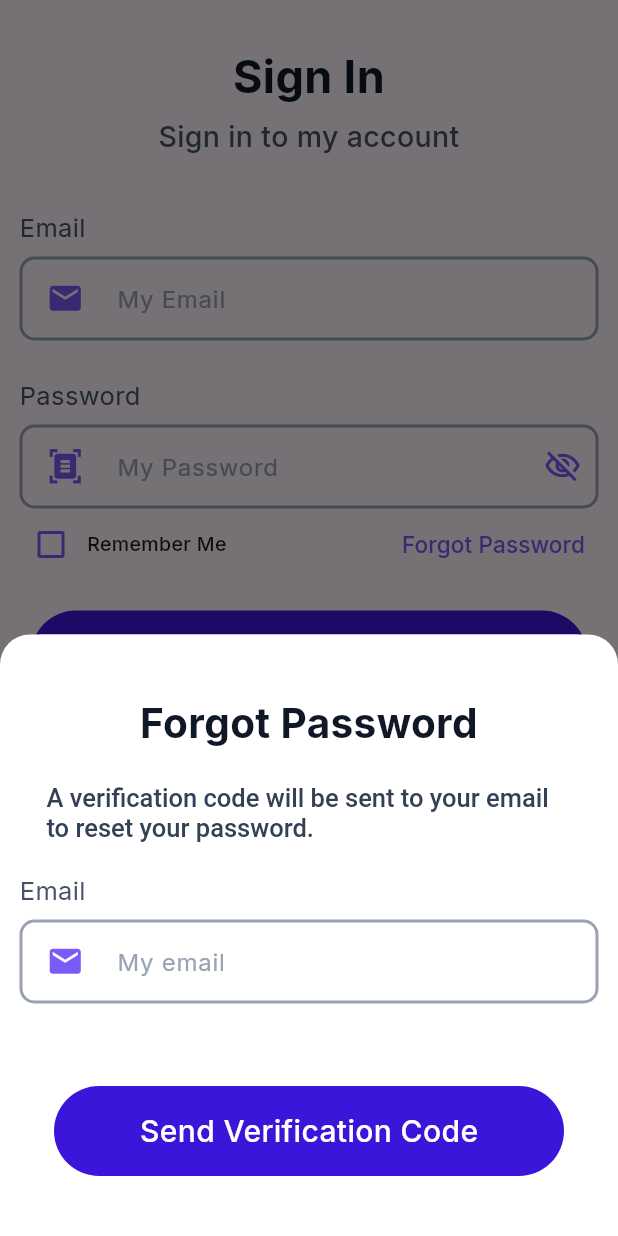
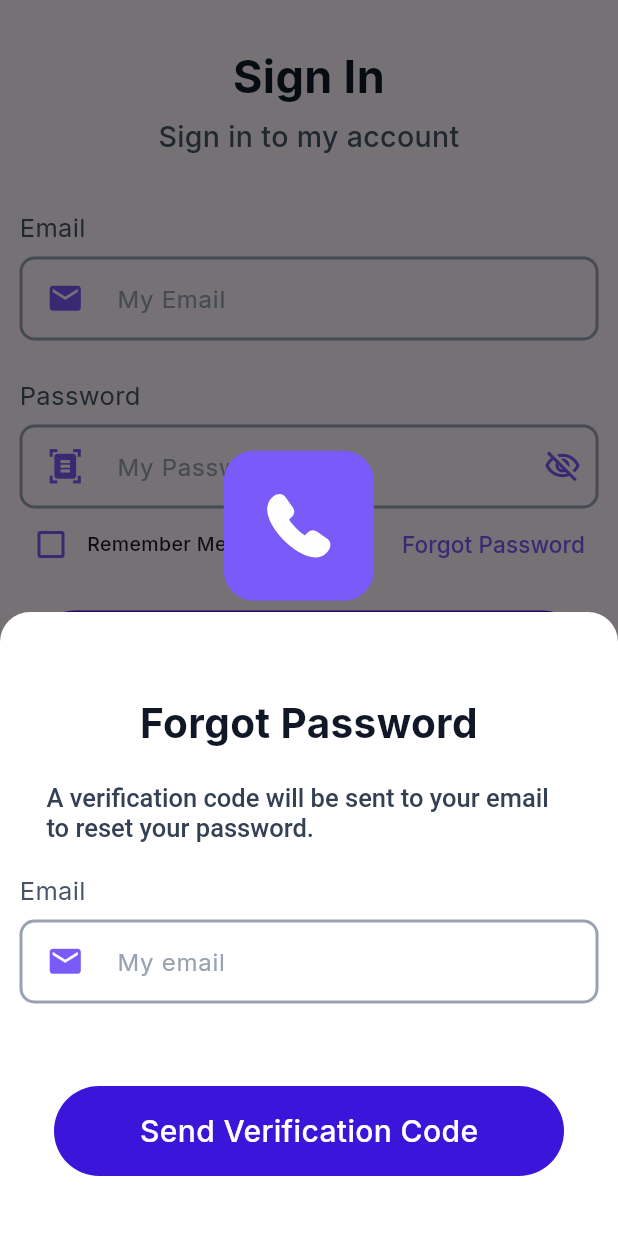
Before and after one commit to sammy002621/ui_hr_task_management, a Flutter app: the SignInPage screen opened directly, after a tap on "Forgot Password", on a phone screen of 412 x 824 dp. Run offline on Flutter 3.47's test engine with Material 3 defaults, Android fonts, the phone set to English and light mode, and no system bars; our stand-ins replace dotted_border, flutter_bloc, flutter_otp_text_field, flutter_svg, google_fonts, hugeicons and 1 more; missing offline and left inert: avatar_stack.

Commit message:
finished centered container modal sheet

```diff
--- a/lib/core/configs/assets/app_vectors.dart
+++ b/lib/core/configs/assets/app_vectors.dart
@@ -53,4 +53,13 @@ class AppVectors {
 
       static final leave_review_logo =
       "${basePath}leave_review_logo$ext";
+
+      static final centered_phone_icon =
+      "${basePath}centered_phone_icon$ext";
+
+      static final centered_mail_icon =
+      "${basePath}centered_mail_icon$ext";
+
+      static final centered_profile_icon =
+      "${basePath}centered_profile_icon$ext";
 }
--- a/lib/presentation/auth/signin/pages/sign_in_page.dart
+++ b/lib/presentation/auth/signin/pages/sign_in_page.dart
@@ -2,6 +2,7 @@ import 'package:flutter/gestures.dart';
 import 'package:flutter/material.dart';
 import 'package:flutter_otp_text_field/flutter_otp_text_field.dart';
 import 'package:workmate/common/button/custom_button.dart';
+import 'package:workmate/core/configs/assets/app_vectors.dart';
 import 'package:workmate/core/configs/theme/app_colors.dart';
 import 'package:workmate/presentation/auth/signin/pages/sign_in_emp_page.dart';
 import 'package:workmate/presentation/auth/signin/pages/sign_in_phone_page.dart';
@@ -39,6 +40,7 @@ class _SignInPageState extends State<SignInPage> {
 
   void forgotPassword() {
     showModalBottomSheet(
+        backgroundColor: Colors.transparent,
         context: context,
         builder: (context) {
           return CustomModalSheet(
@@ -68,13 +70,16 @@ class _SignInPageState extends State<SignInPage> {
                   onTap: forgotPassword2,
                   width: 340,
                   height: 60),
-              isTextorButton: false);
+              isTextorButton: false,
+              iconPath: AppVectors.centered_phone_icon,
+              );
         });
   }
 
   void forgotPassword2() {
     Navigator.pop(context);
     showModalBottomSheet(
+      backgroundColor: Colors.transparent,
         context: context,
         builder: (context) {
           return CustomModalSheet(
@@ -153,13 +158,16 @@ class _SignInPageState extends State<SignInPage> {
                   onTap: forgotPassword3,
                   width: 340,
                   height: 60),
-              isTextorButton: false);
+              isTextorButton: false,
+              iconPath: AppVectors.centered_phone_icon,
+              );
         });
   }
 
   void forgotPassword3() {
     Navigator.pop(context);
     showModalBottomSheet(
+      backgroundColor: Colors.transparent,
         context: context,
         builder: (context) {
           return CustomModalSheet(
@@ -204,6 +212,7 @@ class _SignInPageState extends State<SignInPage> {
             isTextorButton: false,
             belowTextFieldheight: 0,
             otpheight: 25,
+            iconPath: AppVectors.centered_phone_icon,
           );
         });
   }
@@ -211,6 +220,7 @@ class _SignInPageState extends State<SignInPage> {
   void forgotPassword4() {
     Navigator.pop(context);
     showModalBottomSheet(
+      backgroundColor: Colors.transparent,
         context: context,
         builder: (context) {
           return CustomModalSheet(
@@ -229,6 +239,7 @@ class _SignInPageState extends State<SignInPage> {
             isTextorButton: false,
             belowTextFieldheight: 0,
             otpheight: 25,
+            iconPath: AppVectors.centered_phone_icon,
           );
         });
   }
--- a/lib/presentation/auth/signin/pages/sign_in_phone_page.dart
+++ b/lib/presentation/auth/signin/pages/sign_in_phone_page.dart
@@ -2,6 +2,7 @@ import 'package:flutter/gestures.dart';
 import 'package:flutter/material.dart';
 import 'package:flutter_otp_text_field/flutter_otp_text_field.dart';
 import 'package:workmate/common/button/custom_button.dart';
+import 'package:workmate/core/configs/assets/app_vectors.dart';
 import 'package:workmate/core/configs/theme/app_colors.dart';
 import 'package:workmate/presentation/auth/signin/pages/sign_in_emp_page.dart';
 import 'package:workmate/presentation/auth/signin/pages/sign_in_page.dart';
@@ -30,6 +31,7 @@ class _SignInPhonePageState extends State<SignInPhonePage> {
 
   void _navigatePhoneSignin() {
     showModalBottomSheet(
+        backgroundColor: Colors.transparent,
         context: context,
         builder: (context) {
           return CustomModalSheet(
@@ -146,6 +148,7 @@ class _SignInPhonePageState extends State<SignInPhonePage> {
                       ]))
                 ],
               ),
+              iconPath: AppVectors.centered_phone_icon,
               );
         });
   }
@@ -157,7 +160,7 @@ class _SignInPhonePageState extends State<SignInPhonePage> {
 
   void _navigateHome() {
     Navigator.push(
-        context, MaterialPageRoute(builder: (context) => const HomePage()));
+        context, MaterialPageRoute(builder: (context) => const MainHomeScreen()));
   }
 
   @override
--- a/lib/presentation/auth/signin/widgets/custom_modal_sheet.dart
+++ b/lib/presentation/auth/signin/widgets/custom_modal_sheet.dart
@@ -1,16 +1,20 @@
 import 'package:flutter/gestures.dart';
 import 'package:flutter/material.dart';
 import 'package:flutter_otp_text_field/flutter_otp_text_field.dart';
+import 'package:flutter_svg/svg.dart';
 import 'package:workmate/common/button/custom_button.dart';
+import 'package:workmate/common/constants/context_measurements.dart';
 import 'package:workmate/core/configs/theme/app_colors.dart';
 import 'package:workmate/presentation/auth/signup/pages/sign_up_page.dart';
 import 'package:workmate/presentation/home/pages/home_page.dart';
 import 'package:workmate/presentation/home/pages/main_home_screen.dart';
+import 'package:workmate/presentation/home/widgets/centered_container.dart';
 
 // description height
 // otp height
 // belowTextFieldheight
 class CustomModalSheet extends StatefulWidget {
+  final String iconPath;
   final String title;
   final RichText description;
   final Widget? content;
@@ -24,6 +28,7 @@ class CustomModalSheet extends StatefulWidget {
   final double? belowTextFieldheight;
   const CustomModalSheet({
     super.key,
+    required this.iconPath,
     required this.title,
     required this.description,
     this.belowTextField,
@@ -43,16 +48,24 @@ class CustomModalSheet extends StatefulWidget {
 
 class _CustomModalSheetState extends State<CustomModalSheet> {
   void _navigateHome() {
-    Navigator.push(
-        context, MaterialPageRoute(builder: (context) => const MainHomeScreen()));
+    Navigator.push(context,
+        MaterialPageRoute(builder: (context) => const MainHomeScreen()));
   }
 
   @override
   Widget build(BuildContext context) {
-  return ListView(
-    shrinkWrap: true, // Ensure ListView doesn't take unnecessary space
+    return Scaffold(
+        backgroundColor: Colors.transparent,
+        body: Stack(
+          clipBehavior: Clip.none,
+          // shrinkWrap: true, // Ensure ListView doesn't take unnecessary space
           children: [
-      Container(
+            // testing if i put a stack as a child in the listview
+            //
+
+            Align(
+              alignment: Alignment.bottomCenter,
+              child: Container(
                 width: double.infinity,
                 decoration: BoxDecoration(
                   color: Colors.white,
@@ -61,11 +74,12 @@ Widget build(BuildContext context) {
                     topRight: Radius.circular(20),
                   ),
                 ),
-        child: SingleChildScrollView( // Allow internal scrolling
+                child: SingleChildScrollView(
+                  // Allow internal scrolling
                   child: Column(
                     mainAxisSize: MainAxisSize.min,
                     children: [
-              SizedBox(height: 40),
+                      SizedBox(height: 55),
                       Text(
                         widget.title,
                         textAlign: TextAlign.center,
@@ -98,8 +112,19 @@ Widget build(BuildContext context) {
                   ),
                 ),
               ),
+            ),
+
+            Positioned(
+              top: -65,
+              left: context.parentWidth * 0.35,
+              child: CenteredContainer(
+                  borderRadius: 20,
+                  width: 100,
+                  height: 100,
+                  bgColor: AppColors.primaryColor,
+                  child: SvgPicture.asset(widget.iconPath)),
+            ),
           ],
-  );
+        ));
   }
-
 }
--- a/lib/presentation/auth/signup/pages/sign_up_page.dart
+++ b/lib/presentation/auth/signup/pages/sign_up_page.dart
@@ -42,6 +42,7 @@ class _SignUpPageState extends State<SignUpPage> {
   void navigateWelcome(){
   Navigator.pop(context);
 showModalBottomSheet(
+        backgroundColor: Colors.transparent,
         context: context,
         builder: (context) {
           return CustomModalSheet(
@@ -74,6 +75,7 @@ showModalBottomSheet(
               isTextorButton: false,
               descriptionheight: 0,
               otpheight: 0,
+              iconPath: AppVectors.centered_profile_icon,
               );
         });
 
@@ -86,6 +88,7 @@ showModalBottomSheet(
 
   void _navigatePhoneSignup() {
     showModalBottomSheet(
+        backgroundColor: Colors.transparent,
         context: context,
         builder: (context) {
           return CustomModalSheet(
@@ -164,6 +167,7 @@ showModalBottomSheet(
                 width:MediaQuery.of(context).size.width * 0.9,
                 height: 60,),
               isTextorButton: true,
+              iconPath: AppVectors.centered_mail_icon,
               );
         });
   }
--- a/lib/presentation/onboarding/pages/onboarding_1.dart
+++ b/lib/presentation/onboarding/pages/onboarding_1.dart
@@ -51,6 +51,8 @@ class Onboarding1 extends StatelessWidget {
                     fontSize: 24,
                     fontWeight: FontWeight.w600
                   ),
+                  overflow: TextOverflow.ellipsis,
+                  maxLines: 1,
                   ),
                 const SizedBox(
                   height: 20,
@@ -66,6 +68,8 @@ class Onboarding1 extends StatelessWidget {
 
                     ),
                     textAlign: TextAlign.center,
+                    overflow: TextOverflow.ellipsis,
+                    maxLines: 2,
                     ),
                 ),
 
--- a/lib/presentation/onboarding/pages/onboarding_2.dart
+++ b/lib/presentation/onboarding/pages/onboarding_2.dart
@@ -51,6 +51,8 @@ class Onboarding2 extends StatelessWidget {
                     fontSize: 24,
                     fontWeight: FontWeight.w600
                   ),
+                  overflow: TextOverflow.ellipsis,
+                  maxLines: 1,
                   ),
                 const SizedBox(
                   height: 20,
@@ -66,6 +68,8 @@ class Onboarding2 extends StatelessWidget {
 
                     ),
                     textAlign: TextAlign.center,
+                    overflow: TextOverflow.ellipsis,
+                    maxLines: 2,
                     ),
                 )
               ],
--- a/lib/presentation/onboarding/pages/onboarding_3.dart
+++ b/lib/presentation/onboarding/pages/onboarding_3.dart
@@ -52,6 +52,8 @@ class Onboarding3 extends StatelessWidget {
                     fontSize: 24,
                     fontWeight: FontWeight.w600
                   ),
+                  overflow: TextOverflow.ellipsis,
+                  maxLines: 1,
                   ),
                 const SizedBox(
                   height: 20,
@@ -67,6 +69,8 @@ class Onboarding3 extends StatelessWidget {
 
                     ),
                     textAlign: TextAlign.center,
+                    overflow: TextOverflow.ellipsis,
+                    maxLines: 2,
                     ),
                 )
               ],
--- a/lib/presentation/onboarding/pages/onboarding_4.dart
+++ b/lib/presentation/onboarding/pages/onboarding_4.dart
@@ -52,6 +52,8 @@ class Onboarding4 extends StatelessWidget {
                     fontSize: 24,
                     fontWeight: FontWeight.w600
                   ),
+                  overflow: TextOverflow.ellipsis,
+                  maxLines: 1,
                   ) ,),
                 const SizedBox(
                   height: 20,
@@ -67,6 +69,8 @@ class Onboarding4 extends StatelessWidget {
 
                     ),
                     textAlign: TextAlign.center,
+                    overflow: TextOverflow.ellipsis,
+                    maxLines: 2,
                     ),
                 )
               ],
```
Also changed, not shown: lib/common/constants/context_measurements.dart (added, +9 -0 lines), assets/vectors/centered_mail_icon.svg (added), assets/vectors/centered_phone_icon.svg (added), assets/vectors/centered_profile_icon.svg (added). Lines whose indentation alone changed are shown as unchanged.
